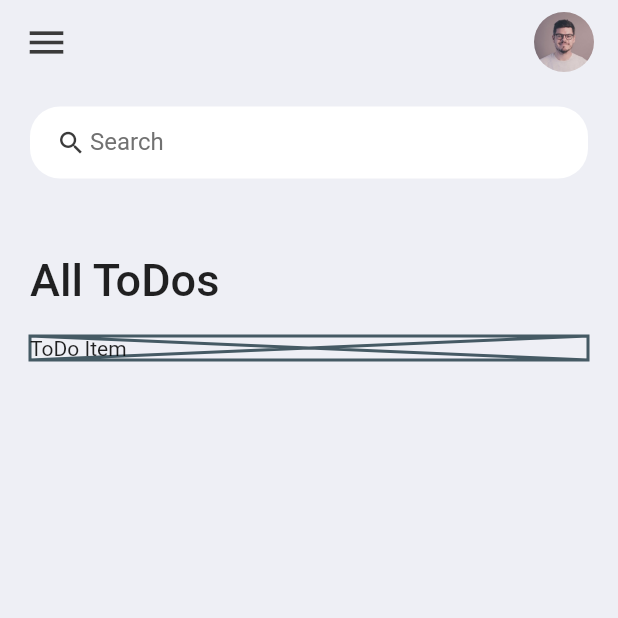
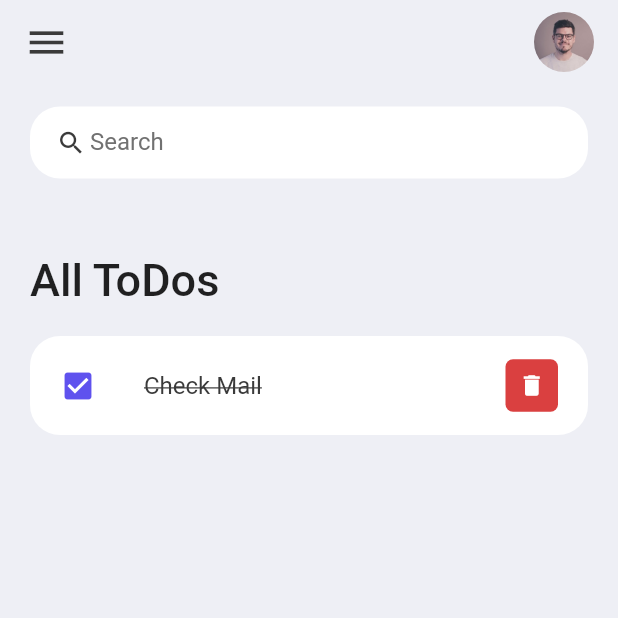
Before and after one commit to DeshanBandara/Flutter-To-Do-App, a Flutter app: the screen it shows after launch, on a phone screen of 412 x 824 dp, the top half of it. Run offline on Flutter 3.47's test engine with Material 2 defaults, Android fonts, the phone set to English and light mode, and no system bars.

Commit message:
adder selection bar with a bin and check box

```diff
--- a/to_do_app/lib/widgets/todo_item.dart
+++ b/to_do_app/lib/widgets/todo_item.dart
@@ -1,10 +1,48 @@
 import 'package:flutter/material.dart';
+import '../constants/colors.dart';
 
 class ToDoItem extends StatelessWidget {
-  const ToDoItem( {Key? key}): super(key: key);
+  const ToDoItem({Key? key}) : super(key: key);
 
   @override
   Widget build(BuildContext context) {
-    return const Placeholder(child: Text('ToDo Item'),);
+    return Container(
+      child: ListTile(
+        onTap: () {},
+        shape: RoundedRectangleBorder(
+          borderRadius: BorderRadius.circular(20),
+        ),
+        contentPadding: EdgeInsets.symmetric(horizontal: 20,vertical:5),
+        tileColor: Colors.white,
+        leading: Icon(
+          Icons.check_box,
+          color: tdBlue,
+        ),
+        title: Text(
+          'Check Mail',
+          style: TextStyle(
+            fontSize: 16,
+            color: tdBlack,
+            decoration: TextDecoration.lineThrough,
+          ),
+        ),
+        trailing: Container(
+          padding: EdgeInsets.all(0),
+          margin:EdgeInsets.symmetric(vertical: 6),
+          height: 35,
+          width: 35,
+          decoration: BoxDecoration(
+            color: tdRed,
+            borderRadius: BorderRadius.circular(5),
+          ),
+          child: IconButton(
+            color: Colors.white,
+            iconSize: 18,
+            icon: Icon(Icons.delete),
+            onPressed: () {},
+          ),
+        ),
+      ),
+    );
   }
 }
```
